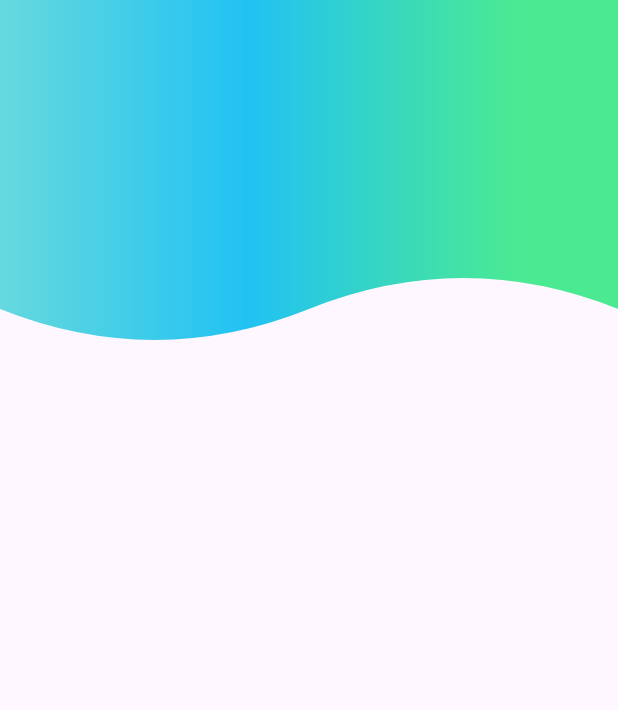
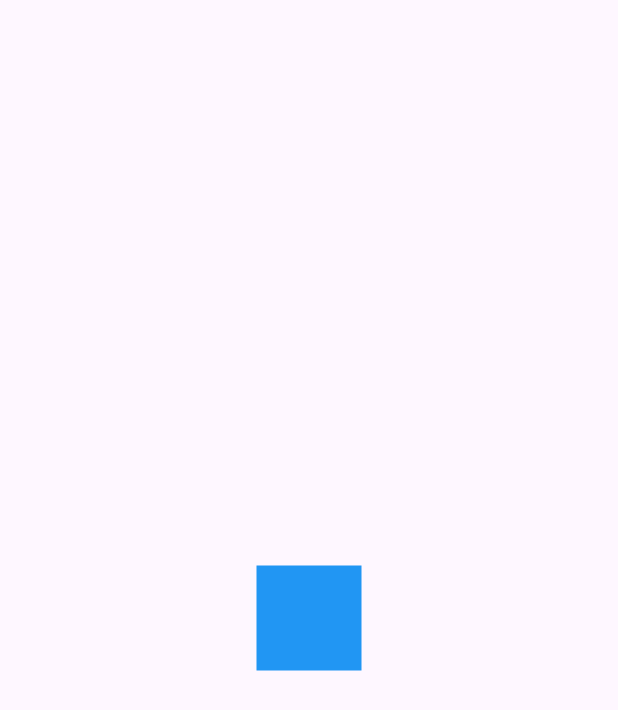
Before and after one commit to brunocoronado49/custom_painter, a Flutter app: the screen it shows after launch, on a phone screen of 412 x 824 dp. Shown: the top 710 px of the screen. Run offline on Flutter 3.47's test engine with Material 3 defaults, Android fonts, the phone set to English and light mode, and no system bars.

Commit message:
Add new screen for animations

```diff
--- a/lib/main.dart
+++ b/lib/main.dart
@@ -13,7 +13,7 @@ class MyApp extends StatelessWidget {
     return MaterialApp(
       debugShowCheckedModeBanner: false,
       title: 'Designs',
-      home: HeaderScreen(),
+      home: AnimationsScreen(),
     );
   }
 }
--- /dev/null
+++ b/lib/presentation/screens/animations_screen.dart
@@ -0,0 +1,43 @@
+import 'package:flutter/material.dart';
+
+class AnimationsScreen extends StatelessWidget {
+  const AnimationsScreen({super.key});
+
+  @override
+  Widget build(BuildContext context) {
+    return Scaffold(
+      body: Center(
+        child: CuadradoAnimado(),
+      ),
+    );
+  }
+}
+
+class CuadradoAnimado extends StatefulWidget {
+  const CuadradoAnimado({super.key});
+
+  @override
+  State<CuadradoAnimado> createState() => _CuadradoAnimadoState();
+}
+
+class _CuadradoAnimadoState extends State<CuadradoAnimado> {
+  @override
+  Widget build(BuildContext context) {
+    return _Rectangulo();
+  }
+}
+
+class _Rectangulo extends StatelessWidget {
+  const _Rectangulo();
+
+  @override
+  Widget build(BuildContext context) {
+    return Container(
+      height: 70,
+      width: 70,
+      decoration: BoxDecoration(
+        color: Colors.blue,
+      ),
+    );
+  }
+}
--- a/lib/presentation/screens/screens.dart
+++ b/lib/presentation/screens/screens.dart
@@ -1 +1,2 @@
 export './header_screen.dart';
+export './animations_screen.dart';
```
